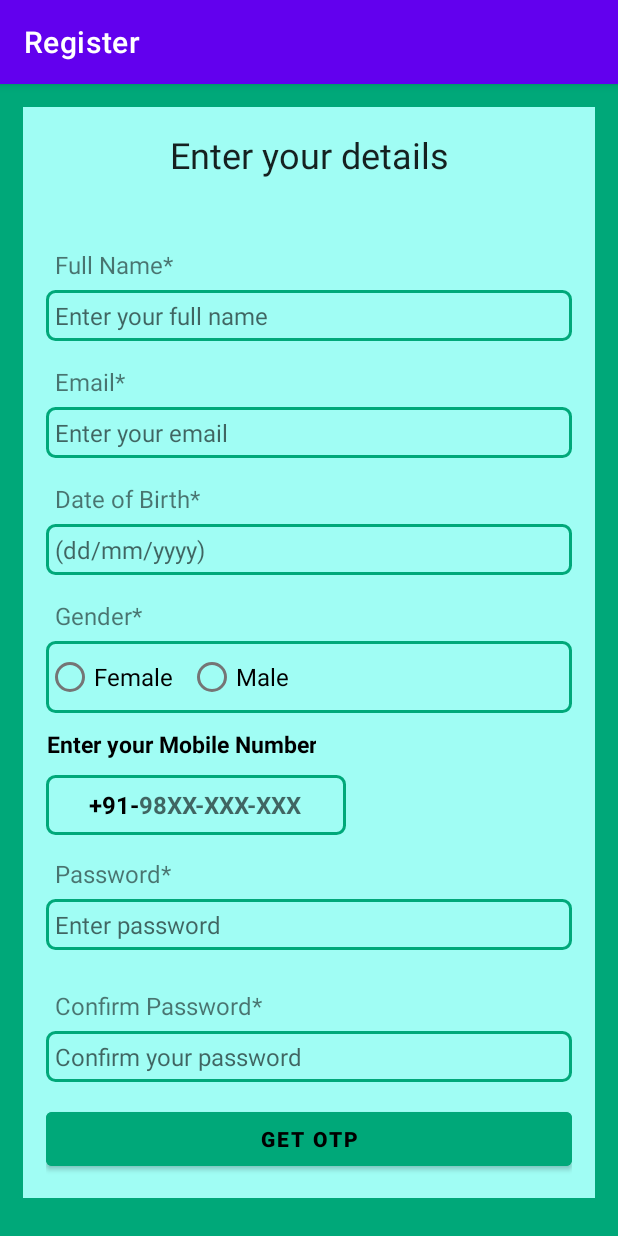
After one commit to SanjuPSaji/OTL, an Android app: the RegisterUser screen opened directly, with no data from a screen before it, on a phone screen of 412 x 824 dp. The commit adds this screen. Run offline under Robolectric (Android 15) with nearby library versions, the phone set to English and light mode, and no system bars; our stand-ins replace Firebase (no records; nobody signed in at launch, a user with empty details on screens opened directly).

Commit message:
User Registration Done

```diff
--- a/app/build.gradle
+++ b/app/build.gradle
@@ -48,6 +48,7 @@ dependencies {
     implementation 'androidx.lifecycle:lifecycle-viewmodel-ktx:2.4.1'
     implementation 'androidx.navigation:navigation-fragment:2.5.3'
     implementation 'androidx.navigation:navigation-ui:2.5.3'
+    implementation 'com.google.firebase:firebase-auth-ktx:21.2.0'
     testImplementation 'junit:junit:4.13.2'
     androidTestImplementation 'androidx.test.ext:junit:1.1.5'
     androidTestImplementation 'androidx.test.espresso:espresso-core:3.5.1'
--- a/app/src/main/java/com/onthelookout/otl/Start.java
+++ b/app/src/main/java/com/onthelookout/otl/Start.java
@@ -22,7 +22,7 @@ public class Start extends AppCompatActivity {
         buttonLogin.setOnClickListener(new View.OnClickListener() {
             @Override
             public void onClick(View view) {
-                Intent intent = new Intent(Start.this, Login.class);
+                Intent intent = new Intent(Start.this, MainActivity.class);
                 startActivity(intent);
             }
         });
@@ -31,7 +31,7 @@ public class Start extends AppCompatActivity {
         buttonRegister.setOnClickListener(new View.OnClickListener() {
             @Override
             public void onClick(View view) {
-                Intent intent = new Intent(Start.this, Register.class);
+                Intent intent = new Intent(Start.this, RegisterUser.class);
                 startActivity(intent);
             }
         });
--- a/app/src/main/res/drawable/backgroundbox.xml
+++ b/app/src/main/res/drawable/backgroundbox.xml
@@ -4,8 +4,7 @@
 
     <stroke android:width="2dp"
         android:color="@color/app_theme_color"/>
-
-    <corners android:radius="10dp"/>
+    <corners android:radius="5dp"/>
 
 
 
--- a/app/src/main/res/layout/activity_enter_otp.xml
+++ b/app/src/main/res/layout/activity_enter_otp.xml
@@ -204,7 +204,7 @@
             android:text="Resend OTP"
             android:textSize="15sp"
             android:textStyle="bold |italic"
-            android:textColor="@color/primarytextcolor" />
+            android:textColor="@color/purple_200" />
 
 
 
--- /dev/null
+++ b/app/src/main/res/layout/activity_register_user.xml
@@ -0,0 +1,253 @@
+<?xml version="1.0" encoding="utf-8"?>
+<ScrollView xmlns:android="http://schemas.android.com/apk/res/android"
+    xmlns:app="http://schemas.android.com/apk/res-auto"
+    xmlns:tools="http://schemas.android.com/tools"
+    android:layout_width="match_parent"
+    android:layout_height="match_parent"
+    android:scrollbars="none"
+    android:overScrollMode="never"
+    android:background="@color/app_theme_color"
+    tools:context=".RegisterUser">
+
+    <RelativeLayout
+        android:layout_width="match_parent"
+        android:layout_height="wrap_content"
+        android:padding="15dp"
+        android:layout_margin="15dp"
+        android:gravity="center_horizontal"
+        android:background="@color/app_theme_secondary"
+        android:orientation="vertical">
+
+
+        <TextView
+            android:layout_width="match_parent"
+            android:layout_height="wrap_content"
+            android:id="@+id/register_text"
+            android:text="Enter your details"
+            android:textAlignment="center"
+            android:textAppearance="@style/TextAppearance.AppCompat.Headline" />
+
+        <TextView
+            android:layout_width="match_parent"
+            android:layout_height="wrap_content"
+            android:id="@+id/textview_name"
+            android:layout_below="@id/register_text"
+            android:text="Full Name*"
+            android:padding="6dp"
+            android:textSize="16sp"
+            android:layout_marginTop="40dp"/>
+
+        <EditText
+            android:layout_width="match_parent"
+            android:layout_height="wrap_content"
+            android:id="@+id/registered_full_name"
+            android:hint="Enter your full name"
+            android:inputType="textPersonName"
+            android:textSize="16sp"
+            android:padding="6dp"
+            android:layout_below="@id/textview_name"
+            android:background="@drawable/backgroundbox"/>
+
+        <TextView
+            android:layout_width="match_parent"
+            android:layout_height="wrap_content"
+            android:id="@+id/textview_email"
+            android:layout_below="@id/registered_full_name"
+            android:text="Email*"
+            android:padding="6dp"
+            android:textSize="16sp"
+            android:layout_marginTop="10dp"/>
+
+        <EditText
+            android:layout_width="match_parent"
+            android:layout_height="wrap_content"
+            android:id="@+id/registered_email"
+            android:hint="Enter your email"
+            android:inputType="textEmailAddress"
+            android:textSize="16sp"
+            android:padding="6dp"
+            android:layout_below="@id/textview_email"
+            android:background="@drawable/backgroundbox"/>
+
+        <TextView
+            android:layout_width="match_parent"
+            android:layout_height="wrap_content"
+            android:id="@+id/textview_dob"
+            android:layout_below="@id/registered_email"
+            android:text="Date of Birth*"
+            android:padding="6dp"
+            android:textSize="16sp"
+            android:layout_marginTop="10dp"/>
+
+        <EditText
+            android:layout_width="match_parent"
+            android:layout_height="wrap_content"
+            android:id="@+id/registered_dob"
+            android:hint="(dd/mm/yyyy)"
+            android:inputType="date"
+            android:textSize="16sp"
+            android:padding="6dp"
+            android:layout_below="@id/textview_dob"
+            android:background="@drawable/backgroundbox"/>
+
+        <TextView
+            android:layout_width="match_parent"
+            android:layout_height="wrap_content"
+            android:id="@+id/textview_gender"
+            android:layout_below="@id/registered_dob"
+            android:text="Gender*"
+            android:padding="6dp"
+            android:textSize="16sp"
+            android:layout_marginTop="10dp"/>
+
+        <RadioGroup
+            android:layout_width="match_parent"
+            android:layout_height="wrap_content"
+            android:orientation="horizontal"
+            android:id="@+id/registered_gender"
+            android:layout_below="@id/textview_gender"
+            android:background="@drawable/backgroundbox">
+
+            <RadioButton
+                android:layout_width="wrap_content"
+                android:layout_height="wrap_content"
+                android:id="@+id/option_female"
+                android:text="Female"
+                android:textSize="16sp"/>
+            <RadioButton
+                android:layout_width="wrap_content"
+                android:layout_height="wrap_content"
+                android:id="@+id/option_male"
+                android:text="Male"
+                android:layout_marginLeft="10dp"
+                android:textSize="16sp"/>
+
+        </RadioGroup>
+
+
+
+
+
+        <TextView
+            android:id="@+id/enter_number"
+            android:layout_width="wrap_content"
+            android:layout_height="wrap_content"
+            android:gravity="center"
+            android:layout_marginTop="10dp"
+            android:layout_below="@id/registered_gender"
+            android:text="@string/enter_your_mobile_number"
+            android:textSize="15sp"
+            android:textStyle="bold"
+            android:textColor="@color/primarytextcolor" />
+
+
+
+
+        <LinearLayout
+            android:layout_width="200dp"
+            android:layout_height="wrap_content"
+            android:gravity="center"
+            android:background="@drawable/backgroundbox"
+            android:layout_below="@id/enter_number"
+            android:layout_marginTop="10dp"
+            android:layout_marginBottom="25dp"
+            android:layout_marginStart="0dp"
+            android:layout_marginEnd="60dp"
+
+            android:orientation="horizontal">
+
+            <TextView
+                android:id="@+id/pre_num"
+                android:layout_width="wrap_content"
+                android:layout_height="40dp"
+                android:gravity="center"
+                android:text="+91-"
+                android:textColor="@color/primarytextcolor"
+                android:textSize="16sp"
+                android:textStyle="bold"/>
+
+            <EditText
+                android:id="@+id/input_mobile_number"
+                android:layout_width="wrap_content"
+                android:layout_height="40dp"
+                android:background="@null"
+                android:maxLength="10"
+                android:hint="98XX-XXX-XXX"
+                android:imeOptions="actionDone"
+                android:importantForAutofill="no"
+                android:inputType="number"
+                android:textColor="@color/primarytextcolor"
+                android:textSize="16sp"
+                android:textStyle="bold"/>
+
+        </LinearLayout>
+
+        <TextView
+            android:layout_width="match_parent"
+            android:layout_height="wrap_content"
+            android:id="@+id/textview_password"
+            android:layout_below="@id/registered_gender"
+            android:text="Password*"
+            android:padding="6dp"
+            android:textSize="16sp"
+            android:layout_marginTop="90dp"/>
+
+        <EditText
+            android:layout_width="match_parent"
+            android:layout_height="wrap_content"
+            android:id="@+id/registered_password"
+            android:hint="Enter password"
+            android:inputType="textPassword"
+            android:textSize="16sp"
+            android:padding="6dp"
+            android:layout_below="@id/textview_password"
+            android:background="@drawable/backgroundbox"/>
+
+        <TextView
+            android:layout_width="match_parent"
+            android:layout_height="wrap_content"
+            android:id="@+id/textview_confirm_password"
+            android:layout_below="@id/registered_password"
+            android:text="Confirm Password*"
+            android:padding="6dp"
+            android:textSize="16sp"
+            android:layout_marginTop="20dp"/>
+
+        <EditText
+            android:layout_width="match_parent"
+            android:layout_height="wrap_content"
+            android:id="@+id/registered_confirm_password"
+            android:hint="Confirm your password"
+            android:inputType="textPassword"
+            android:textSize="16sp"
+            android:padding="6dp"
+            android:layout_below="@id/textview_confirm_password"
+            android:background="@drawable/backgroundbox"/>
+
+        <FrameLayout
+            android:layout_width="match_parent"
+            android:layout_height="wrap_content"
+            android:layout_marginTop="260dp"
+            android:layout_below="@id/registered_gender">
+
+            <Button
+                android:id="@+id/get_otp_button"
+                android:layout_width="match_parent"
+                android:layout_height="wrap_content"
+                android:backgroundTint="@color/app_theme_color"
+                android:text="@string/get_otp"
+                android:textColor="@color/primarytextcolor"
+                android:textStyle="bold"/>
+
+            <ProgressBar
+                android:id="@+id/progessbar_sending_otp"
+                android:layout_width="35dp"
+                android:layout_height="35dp"
+                android:layout_gravity="center"
+                android:visibility="gone"/>
+
+
+        </FrameLayout>
+        </RelativeLayout>
+
+    </ScrollView>
```
Also changed, not shown: app/src/main/AndroidManifest.xml (+9 -9 lines), app/src/main/java/com/onthelookout/otl/EnterOTP.java (+42 -3 lines), app/src/main/java/com/onthelookout/otl/PhoneInput.java (deleted, +0 -95 lines), app/src/main/java/com/onthelookout/otl/RegisterUser.java (added, +188 -0 lines), app/src/main/res/layout/activity_phone_input.xml (deleted, +0 -128 lines).
